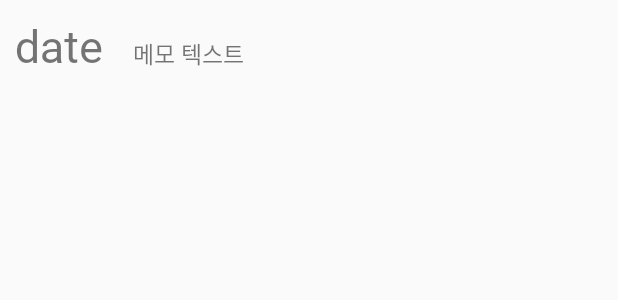
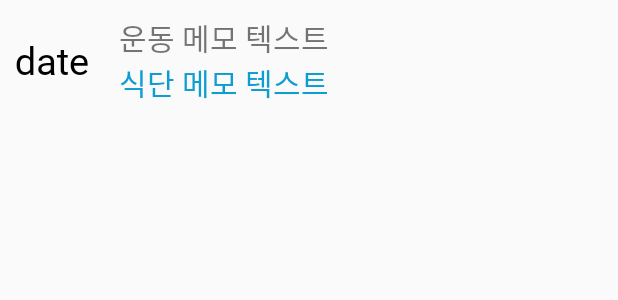
Before and after one commit to yndoo/DietMemoApp, an Android app: the layout listview_item.xml on its own in the app's theme, with its tools: preview values and no code run, on a phone screen of 412 x 824 dp. Shown: the top 300 px of the screen. Run offline under Robolectric (Android 15) with nearby library versions, the phone set to English and light mode, and no system bars.

Commit message:
식단 메모 작성 추가

```diff
--- a/app/src/main/java/com/yndoo/diet_memo/ListViewAdapter.kt
+++ b/app/src/main/java/com/yndoo/diet_memo/ListViewAdapter.kt
@@ -28,10 +28,12 @@
 
         }
         val date = convertView?.findViewById<TextView>(R.id.listViewDateArea)
-        val memo = convertView?.findViewById<TextView>(R.id.listViewMemoArea)
+        val workout = convertView?.findViewById<TextView>(R.id.listViewMemoArea1)
+        val diet = convertView?.findViewById<TextView>(R.id.listViewMemoArea2)
 
         date!!.text = List[position].date
-        memo!!.text = List[position].memo
+        workout!!.text = List[position].workout
+        diet!!.text = List[position].dietmemo
 
         return convertView!!
     }
--- a/app/src/main/java/com/yndoo/diet_memo/MainActivity.kt
+++ b/app/src/main/java/com/yndoo/diet_memo/MainActivity.kt
@@ -99,9 +99,10 @@
             // 다이얼로그의 저장 버튼 클릭시
             val saveBtn = mAlertDialog.findViewById<Button>(R.id.saveBtn)
             saveBtn?.setOnClickListener {
+                val workoutMemo = mAlertDialog.findViewById<EditText>(R.id.workoutMemo)?.text.toString()
                 val dietMemo = mAlertDialog.findViewById<EditText>(R.id.dietMemo)?.text.toString()
 
-                val model = DataModel(dateText, dietMemo)
+                val model = DataModel(dateText, workoutMemo, dietMemo)
 
                 val database = Firebase.database
                 val myRef = database.getReference("myMemo").child(Firebase.auth.currentUser!!.uid)
--- /dev/null
+++ b/app/src/main/res/drawable/icon_blue.xml
@@ -0,0 +1,5 @@
+<vector android:height="60dp" android:tint="#0D9DD1"
+    android:viewportHeight="24" android:viewportWidth="24"
+    android:width="60dp" xmlns:android="http://schemas.android.com/apk/res/android">
+    <path android:fillColor="@android:color/white" android:pathData="M3,17.25V21h3.75L17.81,9.94l-3.75,-3.75L3,17.25zM20.71,7.04c0.39,-0.39 0.39,-1.02 0,-1.41l-2.34,-2.34c-0.39,-0.39 -1.02,-0.39 -1.41,0l-1.83,1.83 3.75,3.75 1.83,-1.83z"/>
+</vector>
--- a/app/src/main/res/layout/listview_item.xml
+++ b/app/src/main/res/layout/listview_item.xml
@@ -2,20 +2,33 @@
 <LinearLayout
     xmlns:android="http://schemas.android.com/apk/res/android"
     android:layout_width="match_parent"
-    android:layout_height="match_parent">
+    android:layout_height="wrap_content">
     <TextView
         android:id="@+id/listViewDateArea"
         android:text="date"
-        android:textSize="30sp"
+        android:textSize="25sp"
+        android:textColor="@color/black"
+        android:layout_gravity="center"
         android:layout_margin="10dp"
         android:layout_width="wrap_content"
         android:layout_height="wrap_content"/>
-    <TextView
-        android:id="@+id/listViewMemoArea"
-        android:text="메모 텍스트"
-        android:textSize="15sp"
-        android:layout_margin="10dp"
+    <LinearLayout
         android:layout_width="wrap_content"
-        android:layout_height="wrap_content"/>
-
+        android:layout_height="wrap_content"
+        android:orientation="vertical"
+        android:layout_margin="10dp">
+        <TextView
+            android:id="@+id/listViewMemoArea1"
+            android:text="운동 메모 텍스트"
+            android:textSize="20sp"
+            android:layout_width="wrap_content"
+            android:layout_height="wrap_content"/>
+        <TextView
+            android:id="@+id/listViewMemoArea2"
+            android:text="식단 메모 텍스트"
+            android:textColor="@color/myblue"
+            android:textSize="20sp"
+            android:layout_width="wrap_content"
+            android:layout_height="wrap_content"/>
+    </LinearLayout>
 </LinearLayout>
--- a/app/src/main/res/values/colors.xml
+++ b/app/src/main/res/values/colors.xml
@@ -3,4 +3,6 @@
     <color name="black">#FF000000</color>
     <color name="white">#FFFFFFFF</color>
     <color name="myblue">#0d9dd1</color>
+    <color name="orange">#ff860d</color>
+    <color name="myyellow">#fff696</color>
 </resources>
```
Also changed, not shown: app/src/main/res/drawable/radius.xml (added, +12 -0 lines), app/src/main/res/layout/activity_main.xml (+3 -4 lines), app/src/main/res/layout/custom_dialog.xml (+13 -1 lines), app/src/main/res/drawable-v24/icon.png (deleted).
